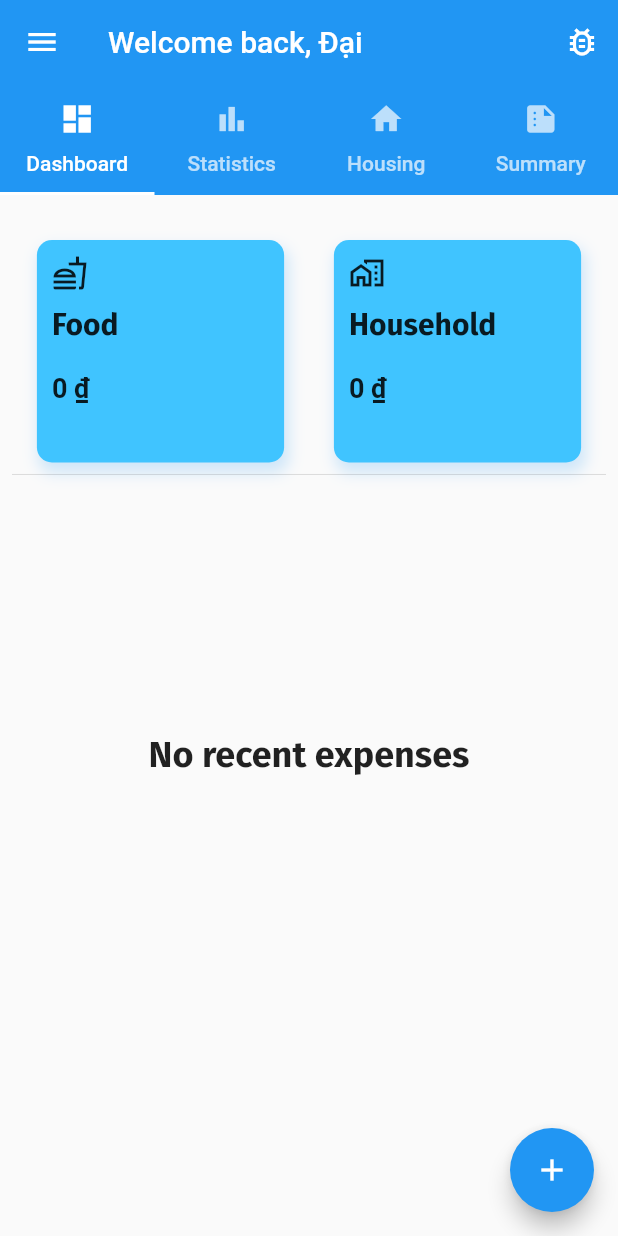
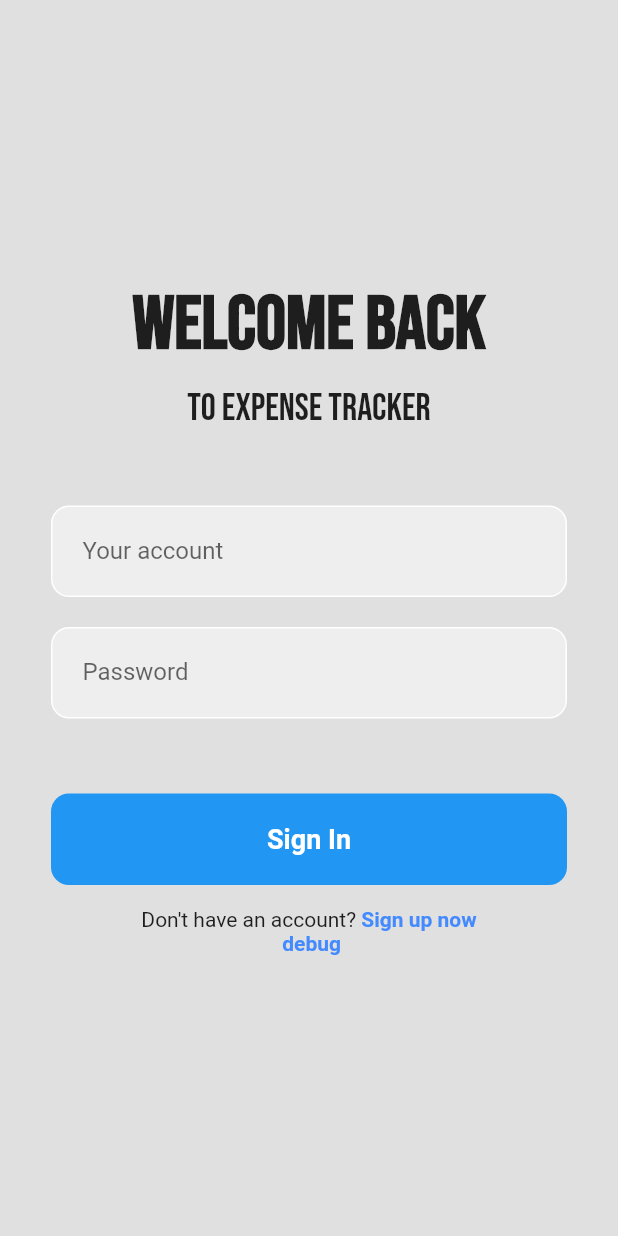
Before and after one commit to dainn67/Finance_Management, a Flutter app: the screen it shows after launch, on a phone screen of 412 x 824 dp. Run offline on Flutter 3.47's test engine with Material 2 defaults, Android fonts, the phone set to English and light mode, and no system bars; our stand-ins replace google_fonts.

Commit message:
add authentication (login, signup)

```diff
--- a/lib/data.dart
+++ b/lib/data.dart
@@ -1,7 +1,6 @@
 //categories selector
 import 'dart:convert';
-
-import 'package:flutter/cupertino.dart';
+import 'package:flutter/material.dart';
 import 'package:http/http.dart' as http;
 
 int cId = 0;
@@ -159,3 +158,82 @@ class Loading_State_Provider with ChangeNotifier {
     notifyListeners();
   }
 }
+
+class Authen_Provider with ChangeNotifier {
+  String? _token;
+  DateTime _expiryDate = DateTime.now();
+  String? _userId;
+
+  bool get isAuth {
+    return token != null;
+  }
+
+  String? get token {
+    if (_expiryDate != null &&
+        _expiryDate.isAfter(DateTime.now()) &&
+        _token != null) {
+      return _token;
+    } else {
+      return null;
+    }
+  }
+
+  Future<void> signUp(String email, String password) async {
+    print('Email: $email\nPassword: $password');
+
+    final url = Uri.parse(
+        'https://identitytoolkit.googleapis.com/v1/accounts:signUp?key=AIzaSyBaSwfOnmThBgIUlbE7cM4e8FylZYpcF5Y');
+    try {
+      final response = await http.post(url,
+          body: json.encode({
+            'email': email,
+            'password': password,
+            'returnSecureToken': true
+          }));
+      final responseData = json.decode(response.body);
+      if (responseData['error'] != null) {
+        throw responseData['error']['message'];
+      } else {
+        _token = responseData['idToken'];
+        _userId = responseData['localId'];
+        _expiryDate = DateTime.now()
+            .add(Duration(seconds: int.parse(responseData['expiresIn'])));
+        notifyListeners();
+      }
+    } catch (err) {
+      rethrow;
+    }
+  }
+
+  Future<void> signIn(String email, String password) async {
+    print('Email: $email\nPassword: $password');
+
+    final url = Uri.parse(
+        'https://identitytoolkit.googleapis.com/v1/accounts:signInWithPassword?key=AIzaSyBaSwfOnmThBgIUlbE7cM4e8FylZYpcF5Y');
+
+    final response = await http.post(url,
+        body: json.encode(
+            {'email': email, 'password': password, 'returnSecureToken': true}));
+
+    try {
+      final response = await http.post(url,
+          body: json.encode(
+              {'email': email, 'password': password, 'returnSecureToken': true}));
+      final responseData = json.decode(response.body);
+
+      if (responseData['error'] != null) {
+        throw responseData['error']['message'];
+      } else {
+        _token = responseData['idToken'];
+        _userId = responseData['localId'];
+        _expiryDate = DateTime.now()
+            .add(Duration(seconds: int.parse(responseData['expiresIn'])));
+        notifyListeners();
+      }
+    } catch (err) {
+      rethrow;
+    }
+
+    print(json.decode(response.body));
+  }
+}
--- a/lib/main.dart
+++ b/lib/main.dart
@@ -1,5 +1,6 @@
 import 'package:flutter/material.dart';
 import 'package:phongs_app/data.dart';
+import 'package:phongs_app/views/AuthenScreen.dart';
 import 'package:phongs_app/views/GeneralView.dart';
 import 'package:provider/provider.dart';
 
@@ -26,15 +27,13 @@ class _MyAppState extends State<MyApp> {
       providers: [
         ChangeNotifierProvider(create: (context) => Record_Provider()),
         ChangeNotifierProvider(create: (context) => Loading_State_Provider()),
+        ChangeNotifierProvider.value(value: Authen_Provider())
       ],
-      child: const MaterialApp(
-          debugShowCheckedModeBanner: false,
-          home:
-              // LoginPage()
-              // HomePageView()
-              GeneralScreen()
-              // PlannedPayment()
-          ),
+      child: Consumer<Authen_Provider>(
+        builder: (context, auth, _) => MaterialApp(
+            debugShowCheckedModeBanner: false,
+            home: auth.isAuth ? const GeneralScreen() : const AuthenView()),
+      ),
     );
   }
 }
--- /dev/null
+++ b/lib/views/AuthenScreen.dart
@@ -0,0 +1,285 @@
+import 'package:flutter/material.dart';
+import 'package:google_fonts/google_fonts.dart';
+import 'package:phongs_app/data.dart';
+import 'package:provider/provider.dart';
+
+class AuthenView extends StatefulWidget {
+  const AuthenView({Key? key}) : super(key: key);
+
+  @override
+  State<AuthenView> createState() => _AuthenViewState();
+}
+
+class _AuthenViewState extends State<AuthenView> {
+  int state = 1;
+  TextEditingController accountController = TextEditingController();
+  TextEditingController passwordController = TextEditingController();
+  TextEditingController confirmPasswordController = TextEditingController();
+
+  String passwordErrorText = '';
+  String cfpasswordErrorText = '';
+
+  late String email;
+  late String password;
+
+  @override
+  void dispose() {
+    accountController.dispose();
+    passwordController.dispose();
+    confirmPasswordController.dispose();
+    super.dispose();
+  }
+
+  @override
+  Widget build(BuildContext context) {
+    return Scaffold(
+        resizeToAvoidBottomInset: false,
+        backgroundColor: Colors.grey[300],
+        body: SafeArea(
+          child: Center(
+              child:
+                  // state == 1 ? SignInView() : SignUpView()
+                  Column(
+            mainAxisAlignment: MainAxisAlignment.center,
+            children: [
+              Text('Welcome Back',
+                  style: GoogleFonts.bebasNeue(
+                      fontWeight: FontWeight.bold, fontSize: 50)),
+              const SizedBox(height: 10),
+              Text('to Expense Tracker',
+                  style: GoogleFonts.bebasNeue(fontSize: 25)),
+              const SizedBox(height: 50),
+              Padding(
+                padding: const EdgeInsets.symmetric(horizontal: 34),
+                child: Container(
+                  decoration: BoxDecoration(
+                      color: Colors.grey[200],
+                      border: Border.all(color: Colors.white),
+                      borderRadius: BorderRadius.circular(12)),
+                  child: Padding(
+                    padding: const EdgeInsets.only(left: 20.0),
+                    child: TextField(
+                      controller: accountController,
+                      decoration: const InputDecoration(
+                        border: InputBorder.none,
+                        labelText: 'Your account',
+                        // errorText: accountController
+                      ),
+                      onChanged: (val) {
+                        print('ACCOUNT VALUE: $val');
+                        email = val;
+                      },
+                    ),
+                  ),
+                ),
+              ),
+              const SizedBox(height: 20),
+              Padding(
+                padding: const EdgeInsets.symmetric(horizontal: 34),
+                child: Container(
+                  decoration: BoxDecoration(
+                      color: Colors.grey[200],
+                      border: Border.all(color: Colors.white),
+                      borderRadius: BorderRadius.circular(12)),
+                  child: Padding(
+                    padding: const EdgeInsets.only(left: 20.0),
+                    child: TextField(
+                      controller: passwordController,
+                      obscureText: true,
+                      decoration: InputDecoration(
+                          border: InputBorder.none,
+                          labelText: 'Password',
+                          errorText: passwordErrorText.isNotEmpty
+                              ? passwordErrorText
+                              : null),
+                      onChanged: (val) {
+                        setState(() {
+                          print('PASS VALUE: $val');
+                          if (val.isEmpty) {
+                            passwordErrorText = 'Please enter a password';
+                          } else if (val.length < 5) {
+                            passwordErrorText = 'Password is too short';
+                          } else {
+                            passwordErrorText = '';
+                            password = val;
+                          }
+                        });
+                      },
+                    ),
+                  ),
+                ),
+              ),
+              state == 2
+                  ? Column(
+                      children: [
+                        const SizedBox(height: 20),
+                        Padding(
+                          padding: const EdgeInsets.symmetric(horizontal: 34),
+                          child: Container(
+                            decoration: BoxDecoration(
+                                color: Colors.grey[200],
+                                border: Border.all(color: Colors.white),
+                                borderRadius: BorderRadius.circular(12)),
+                            child: Padding(
+                              padding: const EdgeInsets.only(left: 20.0),
+                              child: TextField(
+                                controller: confirmPasswordController,
+                                obscureText: true,
+                                decoration: InputDecoration(
+                                    border: InputBorder.none,
+                                    labelText: 'Confirm password',
+                                    errorText: cfpasswordErrorText.isNotEmpty
+                                        ? cfpasswordErrorText
+                                        : null),
+                                onChanged: (val) {
+                                  setState(() {
+                                    if (val.isEmpty) {
+                                      cfpasswordErrorText =
+                                          'Please confirm your password';
+                                    } else if (val != passwordController.text) {
+                                      cfpasswordErrorText =
+                                          'Unmatched password';
+                                    } else {
+                                      cfpasswordErrorText = '';
+                                    }
+                                  });
+                                },
+                              ),
+                            ),
+                          ),
+                        ),
+                      ],
+                    )
+                  : const SizedBox(height: 0),
+              const SizedBox(height: 50),
+              GestureDetector(
+                onTap: signIn_Up,
+                child: Padding(
+                  padding: const EdgeInsets.symmetric(horizontal: 34.0),
+                  child: Container(
+                    padding: const EdgeInsets.all(20),
+                    decoration: BoxDecoration(
+                      color: Colors.blue,
+                      borderRadius: BorderRadius.circular(12),
+                    ),
+                    child: Center(
+                      child: state == 1
+                          ? const Text(
+                              'Sign In',
+                              style: TextStyle(
+                                  color: Colors.white,
+                                  fontWeight: FontWeight.bold,
+                                  fontSize: 18),
+                            )
+                          : const Text('Sign Up',
+                              style: TextStyle(
+                                  color: Colors.white,
+                                  fontWeight: FontWeight.bold,
+                                  fontSize: 18)),
+                    ),
+                  ),
+                ),
+              ),
+              const SizedBox(height: 15),
+              state == 1
+                  ? Row(
+                      mainAxisAlignment: MainAxisAlignment.center,
+                      children: [
+                        const Text('Don\'t have an account?'),
+                        InkWell(
+                          onTap: () {
+                            setState(() {
+                              if (state == 1)
+                                state = 2;
+                              else
+                                state = 1;
+                            });
+                          },
+                          child: const Text(
+                            ' Sign up now',
+                            style: TextStyle(
+                                color: Colors.blueAccent,
+                                fontWeight: FontWeight.bold),
+                          ),
+                        )
+                      ],
+                    )
+                  : Row(
+                      mainAxisAlignment: MainAxisAlignment.center,
+                      children: [
+                        const Text('Already an user?'),
+                        InkWell(
+                          onTap: () {
+                            setState(() {
+                              if (state == 1)
+                                state = 2;
+                              else
+                                state = 1;
+                            });
+                          },
+                          child: const Text(
+                            ' Sign in here',
+                            style: TextStyle(
+                                color: Colors.blueAccent,
+                                fontWeight: FontWeight.bold),
+                          ),
+                        )
+                      ],
+                    ),
+              InkWell(
+                onTap: () {
+                  setState(() {
+                    print('IS AUTH: ${Provider.of<Authen_Provider>(context, listen: false).isAuth}');
+                  });
+                },
+                child: const Text(
+                  ' debug',
+                  style: TextStyle(
+                      color: Colors.blueAccent,
+                      fontWeight: FontWeight.bold),
+                ),
+              )
+            ],
+          )),
+        ));
+  }
+
+  void signIn_Up() {
+    if (state == 2) {
+      try {
+        Provider.of<Authen_Provider>(context, listen: false)
+            .signUp(email, password)
+            .catchError((err) {
+          if (err.toString().contains('EMAIL_EXISTS')) {
+            displaySnackBar('Email existed');
+          } else if (err.toString().contains('INVALID_EMAIL')) {
+            displaySnackBar('Invalid email address');
+          } else if (err.toString().contains('WEAK_PASSWORD')) {
+            displaySnackBar('Password is too weak');
+          } else if (err.toString().contains('INVALID_PASSWORD')) {
+            displaySnackBar('Incorrect password');
+          } else if (err.toString().contains('EMAIL_NOT_FOUND')) {
+            displaySnackBar('Can not find any users using that email');
+          }
+        });
+      } catch (err) {
+        print('Cannot authenticate: $err');
+      }
+    } else {
+      Provider.of<Authen_Provider>(context, listen: false)
+          .signIn(email, password);
+    }
+  }
+
+  void displaySnackBar(String text){
+    ScaffoldMessenger.of(context).showSnackBar(SnackBar(
+        content: Text(text),
+        duration: const Duration(seconds: 2),
+        action: SnackBarAction(
+          label: 'Ok',
+          onPressed: () {
+            ScaffoldMessenger.of(context).removeCurrentSnackBar();
+          },
+        )));
+  }
+}
--- a/lib/views/GeneralView.dart
+++ b/lib/views/GeneralView.dart
@@ -103,6 +103,7 @@ class _GeneralScreenState extends State<GeneralScreen> {
       });
 
   Future<void> debug() async{
+    print('HI');
     var uri = Uri.parse(
         'https://phong-s-app-default-rtdb.firebaseio.com/records.json');
     final res = await http.post(uri,
```
